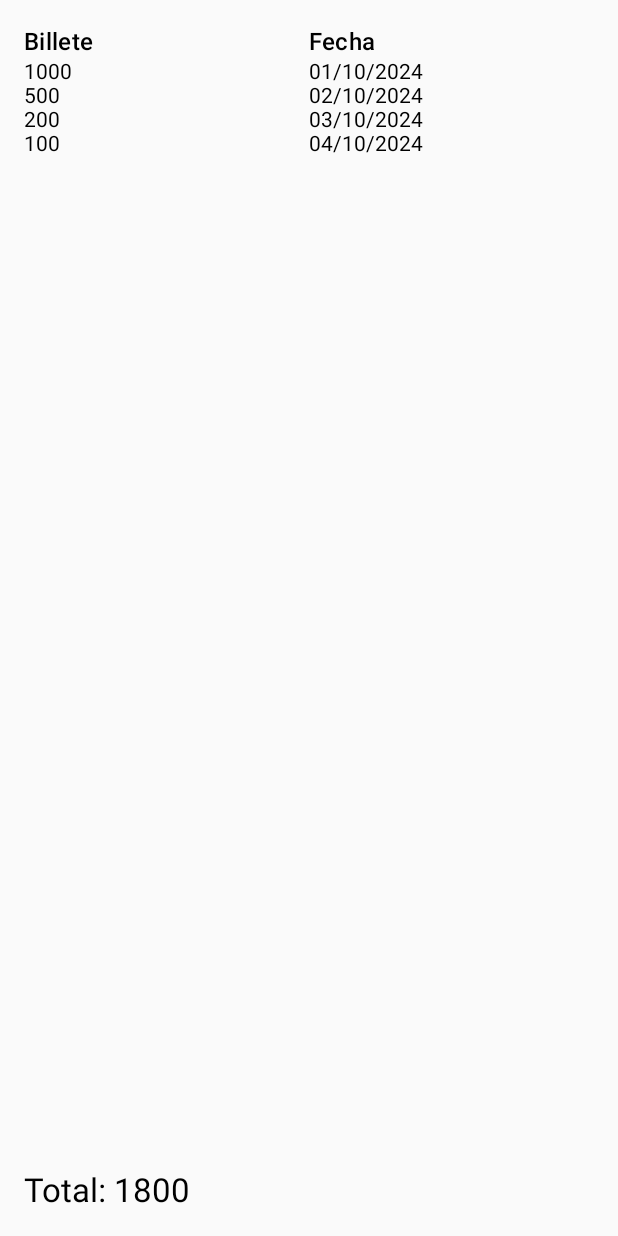
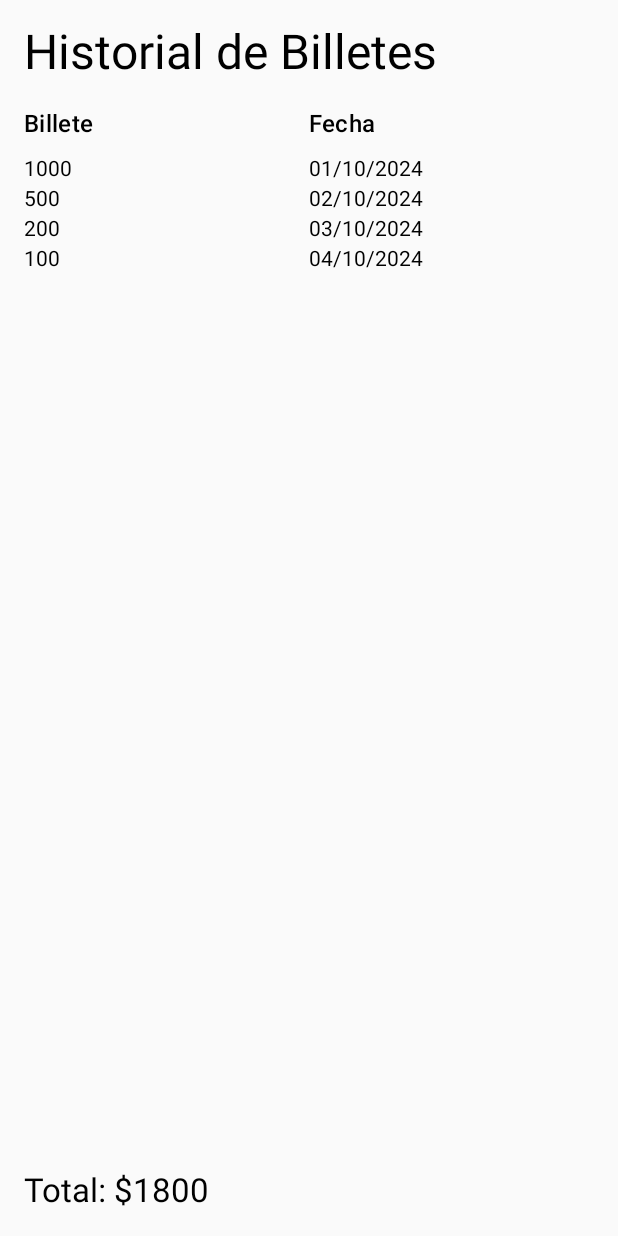
Before and after one commit to macasteglione/CashScan, an Android app built with Jetpack Compose: the CountBillActivity screen opened directly, with no data from a screen before it, on a phone screen of 412 x 824 dp. Run offline under Robolectric (Android 15) with nearby library versions, the phone set to English and light mode, and no system bars.

Commit message:
avanzando con el historial de billetes y navegacion mediante gestos

```diff
--- a/movil/app/src/main/java/com/example/reconocimiento_billetes/Bill.kt
+++ /dev/null
@@ -1,3 +0,0 @@
-package com.example.reconocimiento_billetes
-
-data class Bill(val name: String, val date: String)
--- a/movil/app/src/main/java/com/example/reconocimiento_billetes/CountBillActivity.kt
+++ b/movil/app/src/main/java/com/example/reconocimiento_billetes/CountBillActivity.kt
@@ -4,6 +4,7 @@ import android.os.Bundle
 import androidx.activity.ComponentActivity
 import androidx.activity.compose.setContent
 import androidx.activity.enableEdgeToEdge
+import androidx.compose.foundation.gestures.detectTapGestures
 import androidx.compose.foundation.layout.Column
 import androidx.compose.foundation.layout.Row
 import androidx.compose.foundation.layout.fillMaxSize
@@ -15,8 +16,12 @@ import androidx.compose.material3.MaterialTheme
 import androidx.compose.material3.Text
 import androidx.compose.runtime.Composable
 import androidx.compose.ui.Modifier
+import androidx.compose.ui.input.pointer.pointerInput
 import androidx.compose.ui.tooling.preview.Preview
 import androidx.compose.ui.unit.dp
+import androidx.compose.ui.unit.sp
+
+private data class Bill(val name: String, val date: String)
 
 class CountBillActivity : ComponentActivity() {
     private val bills = listOf(
@@ -25,28 +30,52 @@ class CountBillActivity : ComponentActivity() {
         Bill("200", "03/10/2024"),
         Bill("100", "04/10/2024")
     )
+
     override fun onCreate(savedInstanceState: Bundle?) {
         super.onCreate(savedInstanceState)
         enableEdgeToEdge()
         setContent {
-            app()
+            app(onDoubleTap = { finish() })
         }
     }
 }
 
-@Preview(showBackground = true)
+//@Preview(showBackground = true)
 @Composable
-
-fun app() {
-     val bills = listOf(
+fun app(onDoubleTap: () -> Unit) {
+    val bills = listOf(
         Bill("1000", "01/10/2024"),
         Bill("500", "02/10/2024"),
         Bill("200", "03/10/2024"),
         Bill("100", "04/10/2024")
     )
-    Column(modifier = Modifier.fillMaxSize().padding(16.dp)) {
-        // Header
-        Row(modifier = Modifier.fillMaxWidth()) {
+    Column(
+        modifier = Modifier
+            .fillMaxSize()
+            .padding(16.dp)
+            .pointerInput(Unit) {
+                detectTapGestures(
+                    onDoubleTap = {
+                        onDoubleTap()
+                    }
+                )
+            }
+    ) {
+
+        // Texto del encabezado
+        Text(
+            text = "Historial de Billetes",
+            fontSize = 32.sp,
+            modifier = Modifier
+                .fillMaxWidth()
+                .padding(bottom = 16.dp), // Agrega un espacio debajo del título
+            style = MaterialTheme.typography.titleLarge
+        )
+
+        // Header de la tabla
+        Row(modifier = Modifier
+            .fillMaxWidth()
+            .padding(bottom = 8.dp)) {
             Text(
                 text = "Billete",
                 modifier = Modifier.weight(1f),
@@ -59,10 +88,14 @@ fun app() {
             )
         }
 
-        // List of bills
+        // Lista de billetes
         LazyColumn(modifier = Modifier.weight(1f)) {
             items(bills) { bill ->
-                Row(modifier = Modifier.fillMaxWidth()) {
+                Row(
+                    modifier = Modifier
+                        .fillMaxWidth()
+                        .padding(vertical = 2.dp)
+                ) { // Espacio entre filas
                     Text(
                         text = bill.name,
                         modifier = Modifier.weight(1f)
@@ -77,8 +110,11 @@ fun app() {
 
         // Total
         Text(
-            text = "Total: ${bills.sumOf { it.name.toInt() }}",
-            style = MaterialTheme.typography.titleLarge
+            text = "Total: $${bills.sumOf { it.name.toInt() }}",
+            style = MaterialTheme.typography.titleLarge,
+            modifier = Modifier.padding(top = 16.dp) // Espacio superior para el total
         )
     }
+
+
 }
```
Also changed, not shown: movil/app/src/main/java/com/example/reconocimiento_billetes/MainActivity.kt (+23 -2 lines).
